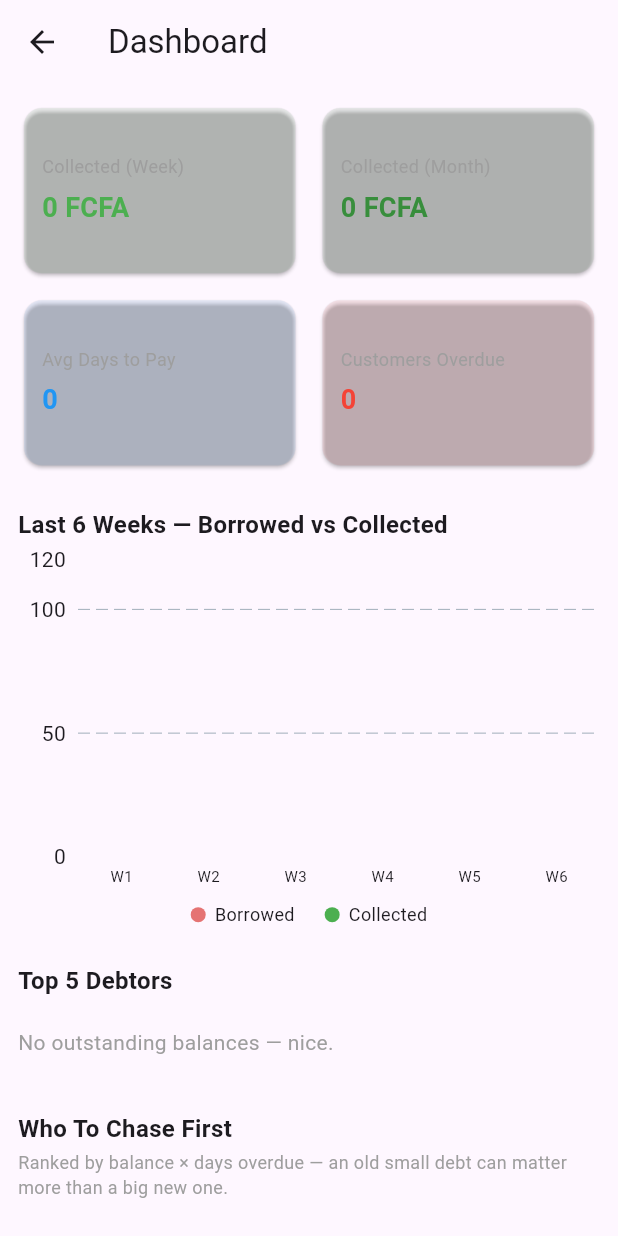
After one commit to Nkonganyi/borrowbook, a Flutter app: the DashboardScreen screen opened directly, on a phone screen of 412 x 824 dp. The commit adds this screen. Run offline on Flutter 3.47's test engine with Material 3 defaults, Android fonts, the phone set to English and light mode, and no system bars; drawn by our look-alikes of fl_chart; our stand-ins replace connectivity_plus, firebase_core, firebase_messaging, flutter_local_notifications, shared_preferences, supabase_flutter; accounts and stored records are empty.

Commit message:
feat: Add dashboard screen with extended statistics and visualizations

```diff
--- /dev/null
+++ b/lib/screens/dashboard_screen.dart
@@ -0,0 +1,269 @@
+import 'package:flutter/material.dart';
+import 'package:fl_chart/fl_chart.dart';
+import '../services/dashboard_service.dart';
+import '../widgets/offline_banner.dart';
+import 'customer_details_screen.dart';
+
+class DashboardScreen extends StatefulWidget {
+  const DashboardScreen({super.key});
+
+  @override
+  State<DashboardScreen> createState() => _DashboardScreenState();
+}
+
+class _DashboardScreenState extends State<DashboardScreen> {
+  Map<String, dynamic> stats = {};
+  bool loading = true;
+
+  @override
+  void initState() {
+    super.initState();
+    _load();
+  }
+
+  Future<void> _load() async {
+    final data = await DashboardService().getExtendedStats();
+    if (mounted) {
+      setState(() {
+        stats = data;
+        loading = false;
+      });
+    }
+  }
+
+  String _fmt(dynamic v) {
+    final val = double.tryParse(v?.toString() ?? '0') ?? 0;
+    if (val == val.toInt()) return val.toInt().toString();
+    return val.toStringAsFixed(1);
+  }
+
+  @override
+  Widget build(BuildContext context) {
+    final weeklySeries = (stats['weeklySeries'] as List?) ?? [];
+    final topDebtors = (stats['topDebtors'] as List?) ?? [];
+    final aging = (stats['aging'] as List?) ?? [];
+
+    double maxY = 100;
+    for (final w in weeklySeries) {
+      final borrowed = double.tryParse(w['borrowed'].toString()) ?? 0;
+      final collected = double.tryParse(w['collected'].toString()) ?? 0;
+      if (borrowed > maxY) maxY = borrowed;
+      if (collected > maxY) maxY = collected;
+    }
+    maxY = maxY * 1.2;
+
+    return Scaffold(
+      appBar: AppBar(title: const Text("Dashboard")),
+      body: Column(
+        children: [
+          const OfflineBanner(),
+          Expanded(
+            child: loading
+                ? const Center(child: CircularProgressIndicator())
+                : RefreshIndicator(
+                    onRefresh: _load,
+                    child: ListView(
+                      padding: const EdgeInsets.all(12),
+                      children: [
+                        _buildStatsGrid(),
+                        const SizedBox(height: 24),
+                        _buildSectionTitle("Last 6 Weeks — Borrowed vs Collected"),
+                        const SizedBox(height: 12),
+                        _buildChart(weeklySeries, maxY),
+                        const SizedBox(height: 8),
+                        _buildLegend(),
+                        const SizedBox(height: 24),
+                        _buildSectionTitle("Top 5 Debtors"),
+                        const SizedBox(height: 8),
+                        if (topDebtors.isEmpty)
+                          const Padding(
+                            padding: EdgeInsets.symmetric(vertical: 12),
+                            child: Text("No outstanding balances \u2014 nice.", style: TextStyle(color: Colors.grey)),
+                          )
+                        else
+                          ...topDebtors.map((d) => _buildDebtorTile(d, showDays: false)),
+                        const SizedBox(height: 24),
+                        _buildSectionTitle("Who To Chase First"),
+                        const Padding(
+                          padding: EdgeInsets.only(top: 2, bottom: 8),
+                          child: Text(
+                            "Ranked by balance \u00d7 days overdue \u2014 an old small debt can matter more than a big new one.",
+                            style: TextStyle(fontSize: 12, color: Colors.grey),
+                          ),
+                        ),
+                        if (aging.isEmpty)
+                          const Padding(
+                            padding: EdgeInsets.symmetric(vertical: 12),
+                            child: Text("Nobody is overdue right now.", style: TextStyle(color: Colors.grey)),
+                          )
+                        else
+                          ...aging.map((d) => _buildDebtorTile(d, showDays: true)),
+                        const SizedBox(height: 24),
+                      ],
+                    ),
+                  ),
+          ),
+        ],
+      ),
+    );
+  }
+
+  Widget _buildSectionTitle(String title) {
+    return Text(title, style: const TextStyle(fontSize: 16, fontWeight: FontWeight.bold));
+  }
+
+  Widget _buildStatsGrid() {
+    return GridView.count(
+      crossAxisCount: 2,
+      shrinkWrap: true,
+      physics: const NeverScrollableScrollPhysics(),
+      mainAxisSpacing: 10,
+      crossAxisSpacing: 10,
+      childAspectRatio: 1.6,
+      children: [
+        _statCard("Collected (Week)", "${_fmt(stats['collectedThisWeek'])} FCFA", Colors.green),
+        _statCard("Collected (Month)", "${_fmt(stats['collectedThisMonth'])} FCFA", Colors.green.shade700),
+        _statCard("Avg Days to Pay", _fmt(stats['avgDaysToPay']), Colors.blue),
+        _statCard("Customers Overdue", "${_countOverdue()}", Colors.red),
+      ],
+    );
+  }
+
+  int _countOverdue() {
+    final aging = (stats['aging'] as List?) ?? [];
+    return aging.where((d) => (double.tryParse(d['daysOverdue'].toString()) ?? 0) >= 7).length;
+  }
+
+  Widget _statCard(String label, String value, Color color) {
+    return Card(
+      color: color.withOpacity(0.08),
+      child: Padding(
+        padding: const EdgeInsets.all(12),
+        child: Column(
+          crossAxisAlignment: CrossAxisAlignment.start,
+          mainAxisAlignment: MainAxisAlignment.center,
+          children: [
+            Text(label, style: const TextStyle(fontSize: 12, color: Colors.grey)),
+            const SizedBox(height: 6),
+            Text(
+              value,
+              style: TextStyle(fontSize: 18, fontWeight: FontWeight.bold, color: color),
+            ),
+          ],
+        ),
+      ),
+    );
+  }
+
+  Widget _buildChart(List weeklySeries, double maxY) {
+    if (weeklySeries.isEmpty) {
+      return const SizedBox(
+        height: 180,
+        child: Center(child: Text("No activity yet", style: TextStyle(color: Colors.grey))),
+      );
+    }
+
+    return SizedBox(
+      height: 220,
+      child: BarChart(
+        BarChartData(
+          alignment: BarChartAlignment.spaceAround,
+          maxY: maxY,
+          barTouchData: BarTouchData(enabled: true),
+          titlesData: FlTitlesData(
+            show: true,
+            topTitles: const AxisTitles(sideTitles: SideTitles(showTitles: false)),
+            rightTitles: const AxisTitles(sideTitles: SideTitles(showTitles: false)),
+            leftTitles: AxisTitles(
+              sideTitles: SideTitles(showTitles: true, reservedSize: 40),
+            ),
+            bottomTitles: AxisTitles(
+              sideTitles: SideTitles(
+                showTitles: true,
+                getTitlesWidget: (value, meta) {
+                  final index = value.toInt();
+                  if (index < 0 || index >= weeklySeries.length) return const SizedBox();
+                  return Padding(
+                    padding: const EdgeInsets.only(top: 6),
+                    child: Text(
+                      weeklySeries[index]['label'].toString(),
+                      style: const TextStyle(fontSize: 10),
+                    ),
+                  );
+                },
+              ),
+            ),
+          ),
+          borderData: FlBorderData(show: false),
+          gridData: const FlGridData(show: true, drawVerticalLine: false),
+          barGroups: List.generate(weeklySeries.length, (i) {
+            final week = weeklySeries[i];
+            final borrowed = double.tryParse(week['borrowed'].toString()) ?? 0;
+            final collected = double.tryParse(week['collected'].toString()) ?? 0;
+            return BarChartGroupData(
+              x: i,
+              barRods: [
+                BarChartRodData(toY: borrowed, color: Colors.red.shade300, width: 8, borderRadius: BorderRadius.circular(2)),
+                BarChartRodData(toY: collected, color: Colors.green.shade500, width: 8, borderRadius: BorderRadius.circular(2)),
+              ],
+            );
+          }),
+        ),
+      ),
+    );
+  }
+
+  Widget _buildLegend() {
+    return Row(
+      mainAxisAlignment: MainAxisAlignment.center,
+      children: [
+        _legendDot(Colors.red.shade300, "Borrowed"),
+        const SizedBox(width: 20),
+        _legendDot(Colors.green.shade500, "Collected"),
+      ],
+    );
+  }
+
+  Widget _legendDot(Color color, String label) {
+    return Row(
+      children: [
+        Container(width: 10, height: 10, decoration: BoxDecoration(color: color, shape: BoxShape.circle)),
+        const SizedBox(width: 6),
+        Text(label, style: const TextStyle(fontSize: 12)),
+      ],
+    );
+  }
+
+  Widget _buildDebtorTile(dynamic entry, {required bool showDays}) {
+    final balance = double.tryParse(entry['balance'].toString()) ?? 0;
+    final days = showDays ? (double.tryParse(entry['daysOverdue'].toString()) ?? 0).toInt() : null;
+    final customer = entry['customer'] as Map?;
+
+    return Card(
+      margin: const EdgeInsets.symmetric(vertical: 4),
+      child: ListTile(
+        title: Text(entry['name']?.toString() ?? 'Unknown'),
+        subtitle: days != null && days > 0
+            ? Text("$days days since oldest unpaid item", style: const TextStyle(fontSize: 12))
+            : null,
+        trailing: Text(
+          "${_fmt(balance)} FCFA",
+          style: TextStyle(
+            fontWeight: FontWeight.bold,
+            color: days != null && days >= 7 ? Colors.red : Colors.orange.shade800,
+          ),
+        ),
+        onTap: customer == null
+            ? null
+            : () {
+                Navigator.push(
+                  context,
+                  MaterialPageRoute(
+                    builder: (_) => CustomerDetailsScreen(customer: Map<String, dynamic>.from(customer)),
+                  ),
+                );
+              },
+      ),
+    );
+  }
+}
--- a/pubspec.yaml
+++ b/pubspec.yaml
@@ -19,6 +19,7 @@ dependencies:
   flutter_local_notifications: ^18.0.1
   connectivity_plus: ^6.0.5
   shared_preferences: ^2.3.2
+  fl_chart: ^0.69.0
 
 dev_dependencies:
   flutter_test:
```
Also changed, not shown: lib/screens/home_screen.dart (+9 -0 lines), lib/services/dashboard_service.dart (+169 -17 lines), pubspec.lock.
